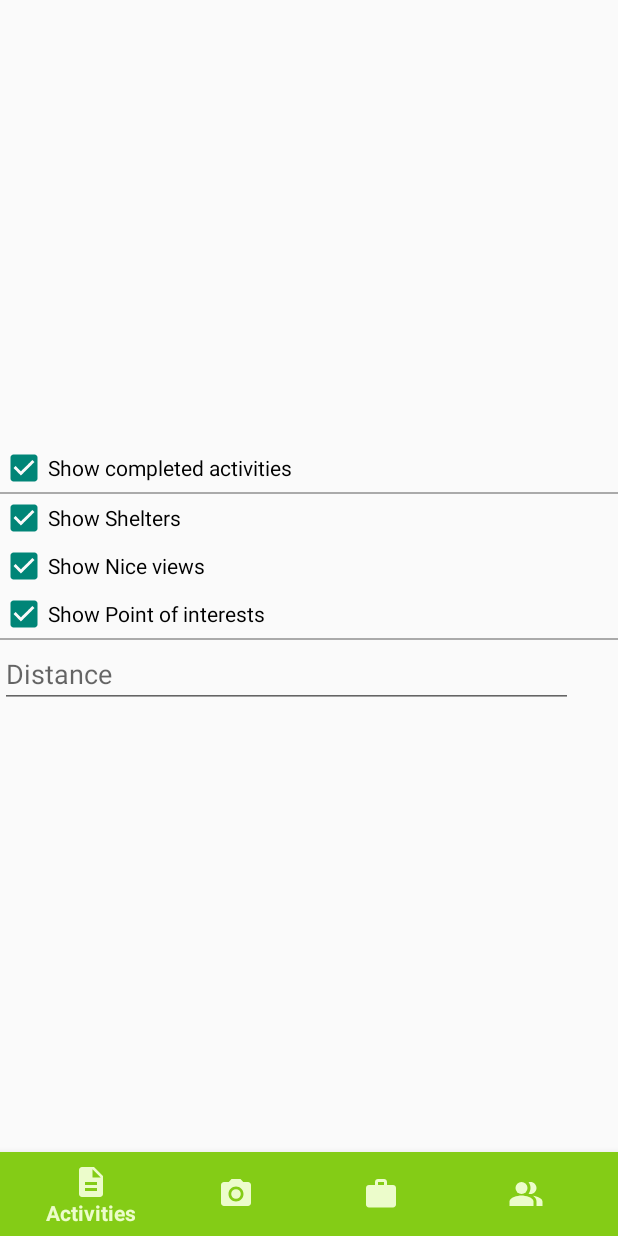
After one commit to AleksaMilojkovic17252/MOSISProjAleMat, an Android app: the FragmentTripFilterMap screen opened through its navigation route, on a phone screen of 412 x 824 dp. The commit adds this screen. Run offline under Robolectric (Android 15) with nearby library versions, the phone set to English and light mode, and no system bars; our stand-ins replace Firebase (no records; nobody signed in at launch, a user with empty details on screens opened directly); 2 statements that could not run were skipped.

Commit message:
Dodat fragment za filtriranje, napravljeno da na detail view je activity zavrsen

```diff
--- /dev/null
+++ b/CampingApp/app/src/main/java/elfak/mosis/campingapp/fragments/FragmentTripFilterMap.kt
@@ -0,0 +1,23 @@
+package elfak.mosis.campingapp.fragments
+
+import android.os.Bundle
+import androidx.fragment.app.Fragment
+import android.view.LayoutInflater
+import android.view.View
+import android.view.ViewGroup
+import elfak.mosis.campingapp.R
+
+
+class FragmentTripFilterMap : Fragment() {
+
+
+    override fun onCreateView(
+        inflater: LayoutInflater, container: ViewGroup?,
+        savedInstanceState: Bundle?
+    ): View? {
+        // Inflate the layout for this fragment
+        return inflater.inflate(R.layout.fragment_trip_filter_map, container, false)
+    }
+
+
+}
--- a/CampingApp/app/src/main/java/elfak/mosis/campingapp/fragments/FragmentTripTeammatesMap.kt
+++ b/CampingApp/app/src/main/java/elfak/mosis/campingapp/fragments/FragmentTripTeammatesMap.kt
@@ -130,6 +130,9 @@
     override fun onViewCreated(view: View, savedInstanceState: Bundle?)
     {
         super.onViewCreated(view, savedInstanceState)
+        binding.filterButton.setOnClickListener {
+            findNavController().navigate(R.id.action_fragmentTripTeammates_to_fragmentTripFilterMap)
+        }
         var context = activity?.applicationContext;
         Configuration.getInstance().load(context, PreferenceManager.getDefaultSharedPreferences(context!!))
         mapa = binding.osmMapView
--- /dev/null
+++ b/CampingApp/app/src/main/res/drawable/ic_baseline_filter_list_24.xml
@@ -0,0 +1,5 @@
+<vector android:height="24dp" android:tint="#84CC16"
+    android:viewportHeight="24" android:viewportWidth="24"
+    android:width="24dp" xmlns:android="http://schemas.android.com/apk/res/android">
+    <path android:fillColor="@android:color/white" android:pathData="M10,18h4v-2h-4v2zM3,6v2h18L21,6L3,6zM6,13h12v-2L6,11v2z"/>
+</vector>
--- a/CampingApp/app/src/main/res/layout/fragment_activities.xml
+++ b/CampingApp/app/src/main/res/layout/fragment_activities.xml
@@ -42,7 +42,6 @@
         android:layout_marginEnd="20dp"/>
 
 
-
     <androidx.constraintlayout.widget.Guideline
         android:id="@+id/guideline_activities"
         android:layout_width="wrap_content"
--- /dev/null
+++ b/CampingApp/app/src/main/res/layout/fragment_trip_filter_map.xml
@@ -0,0 +1,68 @@
+<?xml version="1.0" encoding="utf-8"?>
+<androidx.constraintlayout.widget.ConstraintLayout xmlns:android="http://schemas.android.com/apk/res/android"
+    xmlns:tools="http://schemas.android.com/tools"
+    xmlns:app="http://schemas.android.com/apk/res-auto"
+    android:id="@+id/frameLayout19"
+    android:layout_width="match_parent"
+    android:layout_height="match_parent"
+    android:orientation="vertical"
+    tools:context=".fragments.FragmentTripFilterMap">
+    <LinearLayout
+        android:layout_width="match_parent"
+        android:layout_height="wrap_content"
+        app:layout_constraintTop_toTopOf="parent"
+        app:layout_constraintBottom_toBottomOf="parent"
+
+        android:orientation="vertical">
+    <CheckBox
+        android:id="@+id/checkBox"
+        android:layout_width="wrap_content"
+        android:layout_height="wrap_content"
+        android:text="Show completed activities"
+        android:checked="true"
+        ></CheckBox>
+
+    <View
+        android:id="@+id/view"
+        android:layout_width="wrap_content"
+        android:layout_height="1dp"
+        android:background="@android:color/darker_gray" />
+
+    <CheckBox
+        android:id="@+id/checkBox2"
+        android:layout_width="wrap_content"
+        android:layout_height="wrap_content"
+        android:text="Show Shelters"
+        android:checked="true"></CheckBox>
+
+    <CheckBox
+        android:id="@+id/checkBox3"
+        android:layout_width="wrap_content"
+        android:layout_height="wrap_content"
+        android:text="Show Nice views"
+        android:checked="true"></CheckBox>
+
+    <CheckBox
+        android:id="@+id/checkBox4"
+        android:layout_width="wrap_content"
+        android:layout_height="wrap_content"
+        android:text="Show Point of interests"
+        android:checked="true"></CheckBox>
+
+    <View
+        android:id="@+id/view2"
+        android:layout_width="wrap_content"
+        android:layout_height="1dp"
+        android:background="@android:color/darker_gray" />
+
+    <EditText
+        android:id="@+id/editTextNumber"
+        android:layout_width="match_parent"
+        android:layout_height="wrap_content"
+        android:layout_marginEnd="30dp"
+        android:ems="10"
+        android:hint="Distance"
+        android:inputType="number" />
+
+    </LinearLayout>
+</androidx.constraintlayout.widget.ConstraintLayout>
--- a/CampingApp/app/src/main/res/navigation/nav_graph_trip.xml
+++ b/CampingApp/app/src/main/res/navigation/nav_graph_trip.xml
@@ -43,6 +43,9 @@
         <action
             android:id="@+id/action_fragmentTripTeammates_to_fragmentTripTeammates2"
             app:destination="@id/fragmentTripTeammates2" />
+        <action
+            android:id="@+id/action_fragmentTripTeammates_to_fragmentTripFilterMap"
+            app:destination="@id/fragmentTripFilterMap" />
     </fragment>
     <fragment
         android:id="@+id/fragmentMemories"
@@ -127,4 +130,9 @@
         android:name="elfak.mosis.campingapp.fragments.FragmentTripTeammateBackpack"
         android:label="fragment_trip_teammate_backpack"
         tools:layout="@layout/fragment_trip_teammate_backpack" />
+    <fragment
+        android:id="@+id/fragmentTripFilterMap"
+        android:name="elfak.mosis.campingapp.fragments.FragmentTripFilterMap"
+        android:label="fragment_trip_filter_map"
+        tools:layout="@layout/fragment_trip_filter_map" />
 </navigation>
```
Also changed, not shown: CampingApp/app/src/main/java/elfak/mosis/campingapp/fragments/FragmentDetailActivityView.kt (+27 -0 lines), CampingApp/app/src/main/res/layout/fragment_detail_activity_view.xml (+11 -0 lines), CampingApp/app/src/main/res/layout/fragment_trip_teammates_map.xml (+13 -2 lines).
